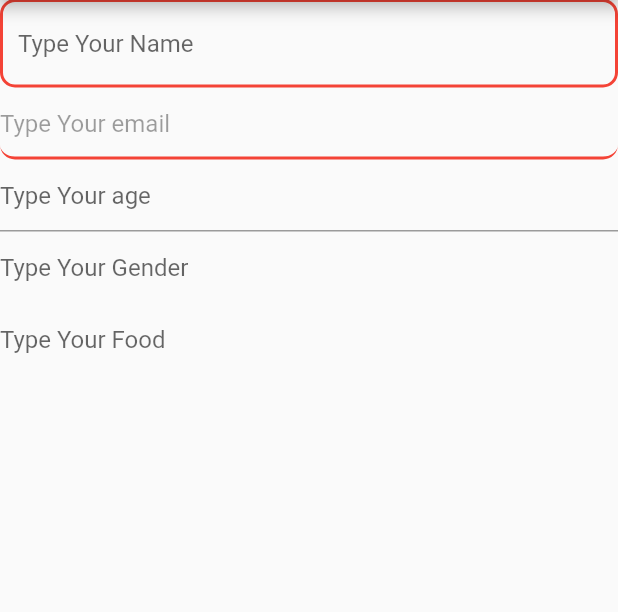
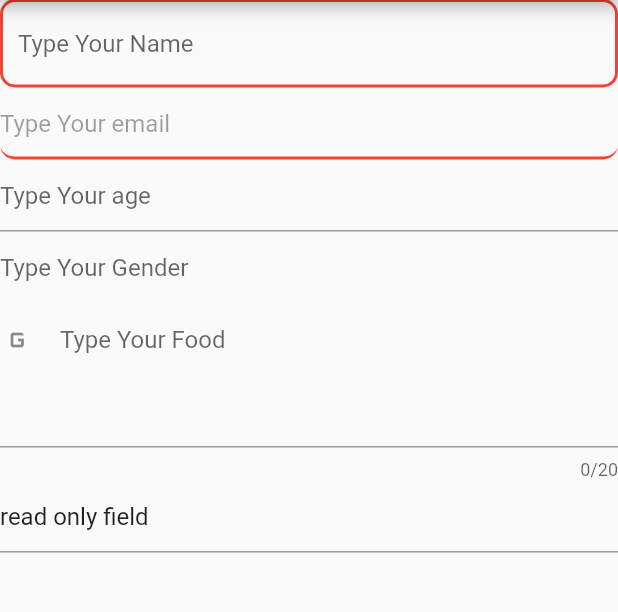
Before and after one commit to nash-2023/0008, a Flutter app: the screen it shows after launch, on a phone screen of 412 x 824 dp, the part 85-697 px from its top. Run offline on Flutter 3.47's test engine with Material 2 defaults, Android fonts, the phone set to English and light mode, and no system bars.

Commit message:
home lab

```diff
--- a/wz69texform/lib/main.dart
+++ b/wz69texform/lib/main.dart
@@ -100,7 +100,28 @@ class _MyHomePageState extends State<MyHomePage> {
                 hintText: "Type Your Food",
                 enabled: true,
                 border: InputBorder.none,
+                icon: Icon(Icons.g_mobiledata),
               ),
+            ),
+            TextFormField(
+              cursorColor: Colors.red,
+              cursorHeight: 40.0,
+              cursorWidth: 3.0,
+              // initialValue: "funney",
+              keyboardType: TextInputType.phone,
+              maxLength: 20,
+              maxLines: 1,
+              decoration: InputDecoration(
+                  // hintText: "Type Your 006",
+                  ),
+            ),
+            TextFormField(
+              decoration: InputDecoration(
+                hintText: "Type Your Password",
+              ),
+              // obscureText: true,
+              initialValue: "read only field",
+              readOnly: true,
             ),
           ],
         ));
```
